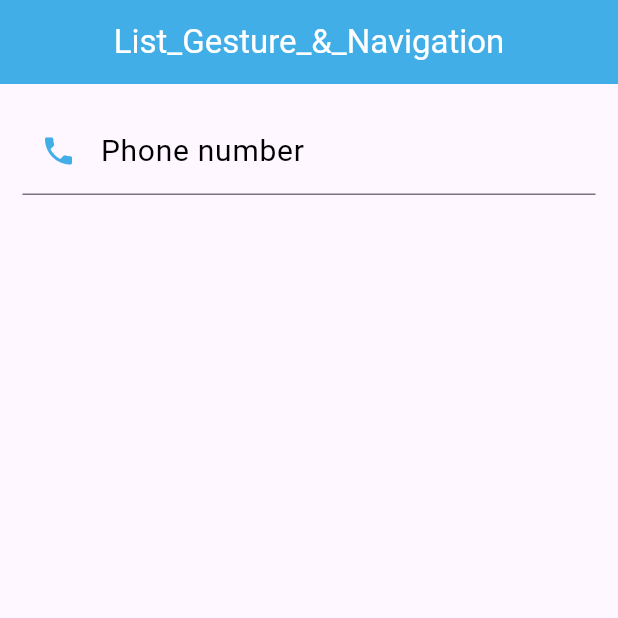
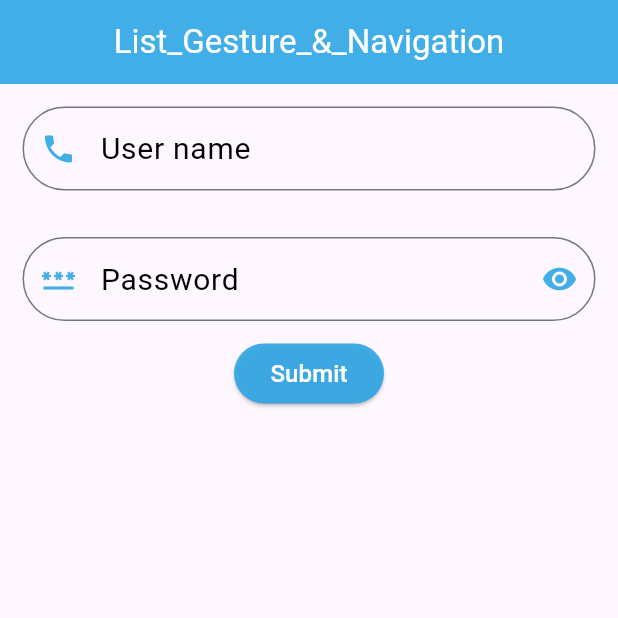
Before and after one commit to meherab-hossen-dev/flutter_1, a Flutter app: the screen it shows after launch, on a phone screen of 412 x 824 dp, the top half of it. Run offline on Flutter 3.47's test engine with Material 3 defaults, Android fonts, the phone set to English and light mode, and no system bars.

Commit message:
notes & widget update

```diff
--- a/lib/widget.dart
+++ b/lib/widget.dart
@@ -5,6 +5,9 @@ class flutterWidget extends StatelessWidget {
 
   @override
   Widget build(BuildContext context) {
+
+    TextEditingController userName = TextEditingController();
+    TextEditingController pass = TextEditingController();
     return Scaffold(
 
       appBar: AppBar(
@@ -23,27 +26,102 @@ class flutterWidget extends StatelessWidget {
           Padding(
             padding: const EdgeInsets.all(15),
             child: TextField(
-
+              controller: userName,
               decoration: InputDecoration(
 
-                hintText: 'Enter your number',
+                hintText: 'Enter username',
                 hintStyle: TextStyle(
 
                   color: Colors.red,
                   fontSize: 15,
                 ),
-                labelText: 'Phone number',
+                labelText: 'User name',
                 labelStyle: TextStyle(
 
                   color: Colors.black,
                   fontSize: 20,
+                ),
+
+                border: OutlineInputBorder(
+
+                  borderRadius: BorderRadius.circular(50),
                 ),
                 prefixIcon: Icon(Icons.phone, color: Color.fromRGBO(46, 166, 228, 0.9019607843137255),),
                 // suffixIcon: Icon(Icons.check, color: Color.fromRGBO(46, 166, 228, 0.9019607843137255),),
 
               ),
             ),
-          )
+          ),
+
+          SizedBox(
+
+            height: 1,
+          ),
+
+          Padding(
+            padding: const EdgeInsets.all(15),
+            child: TextField(
+
+              obscureText: true,
+              controller: pass,
+              decoration: InputDecoration(
+
+                hintText: 'Enter your password',
+                hintStyle: TextStyle(
+
+                  color: Colors.red,
+                  fontSize: 15,
+                ),
+                labelText: 'Password',
+                labelStyle: TextStyle(
+
+                  color: Colors.black,
+                  fontSize: 20,
+                ),
+
+                border: OutlineInputBorder(
+
+                  borderRadius: BorderRadius.circular(50),
+                ),
+                prefixIcon: Icon(Icons.password_sharp, color: Color.fromRGBO(46, 166, 228, 0.9019607843137255),),
+                 suffixIcon: Icon(Icons.remove_red_eye, color: Color.fromRGBO(46, 166, 228, 0.9019607843137255),),
+
+              ),
+            ),
+          ),
+
+          SizedBox(
+              width: 100,
+              height: 40,
+              child: ElevatedButton(
+                  style: ElevatedButton.styleFrom(
+
+                    backgroundColor: Color.fromRGBO(46, 166, 228, 0.9019607843137255),
+                  ),
+                  onPressed: () {
+
+                    if(userName.text.isEmpty){
+
+                      print('Please enter username');
+                    }
+                    else{
+
+                      print('User name: ${userName.text}');
+                    }
+
+                    if(pass.text.contains('#')){
+
+                      print('Password: ${pass.text}');
+                    }
+                    else{
+
+                      print('Enter a password using \'#\'');
+                    }
+                  }, child: Text('Submit', style: TextStyle(
+
+                color: Colors.white,
+                fontSize: 16,
+              ),))),
         ],
       ),
     );
```
Also changed, not shown: 1 other file.
